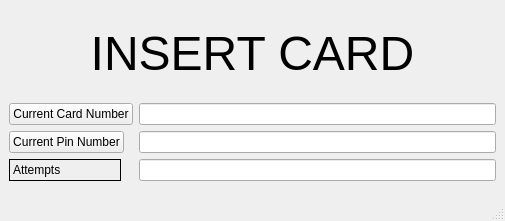
Above: pankkiautomaatti/mainwindow.ui from YvonneFrankort/Barbie-ATM before the change. Below: the same form after it.
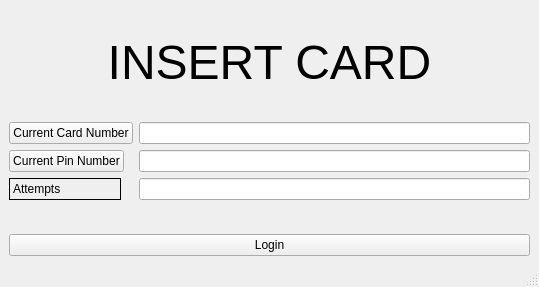
That is the form after the change.

Commit message: fixed login backend, qt-login aloitettu, ei valmis

Diff of the .ui file:
```diff
--- a/pankkiautomaatti/mainwindow.ui
+++ b/pankkiautomaatti/mainwindow.ui
@@ -6,8 +6,8 @@
    <rect>
     <x>0</x>
     <y>0</y>
-    <width>505</width>
-    <height>221</height>
+    <width>539</width>
+    <height>287</height>
    </rect>
   </property>
   <property name="windowTitle">
@@ -67,6 +67,13 @@
       </item>
      </layout>
     </item>
+    <item>
+     <widget class="QPushButton" name="btnLogin">
+      <property name="text">
+       <string>Login</string>
+      </property>
+     </widget>
+    </item>
    </layout>
   </widget>
   <widget class="QMenuBar" name="menubar">
```
Left out of the diff: 4 changed lines with no effect on the pictures. The commit also changes 7 other files.
